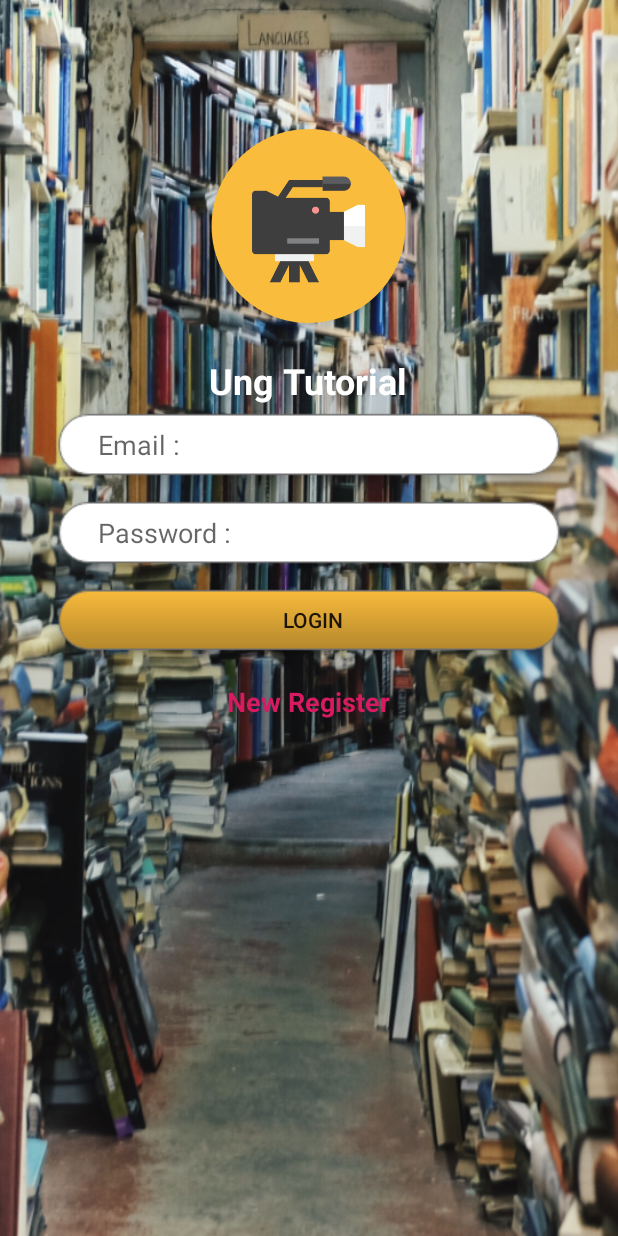
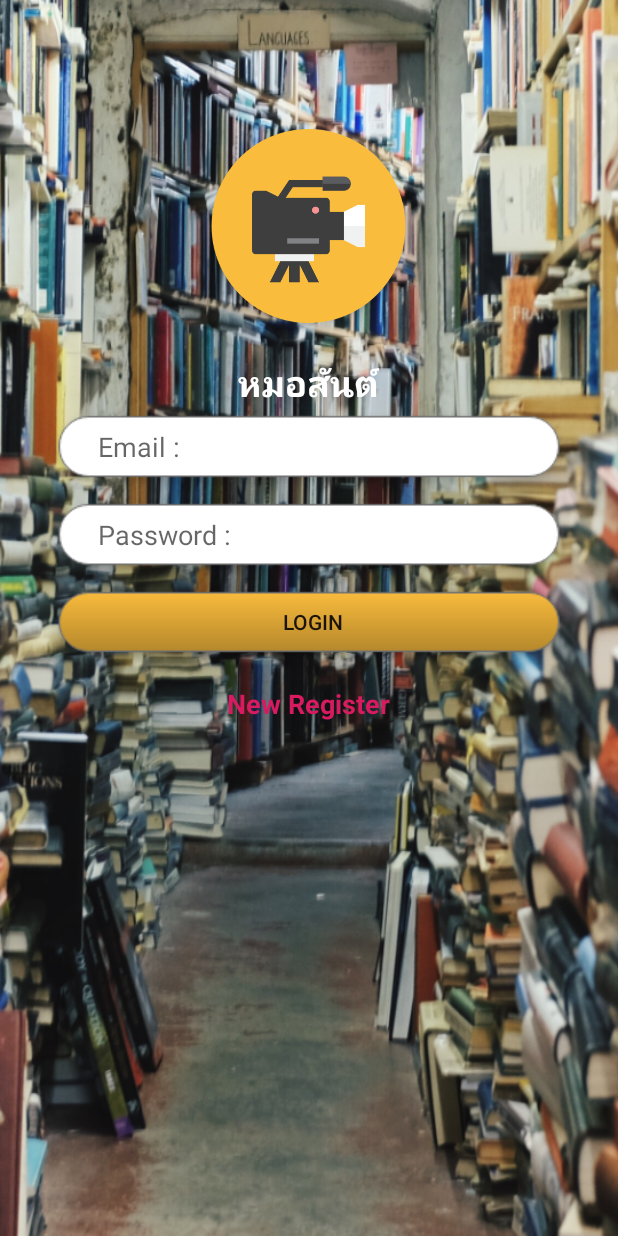
Before and after one commit to ratthakarn/appnurse, an Android app: the screen it shows after launch (MainActivity), on a phone screen of 412 x 824 dp. Run offline under Robolectric (Android 15) with nearby library versions, the phone set to English and light mode, and no system bars; our stand-ins replace Firebase (no records; nobody signed in at launch, a user with empty details on screens opened directly).

Commit message:
change app name and jason sucessed

```diff
--- a/app/src/main/res/values/strings.xml
+++ b/app/src/main/res/values/strings.xml
@@ -1,5 +1,5 @@
 <resources>
-    <string name="app_name">Ung Tutorial</string>
+    <string name="app_name">หมอสันต์</string>
 
     <!-- TODO: Remove or change this placeholder text -->
     <string name="hello_blank_fragment">Hello blank fragment</string>
--- a/build.gradle
+++ b/build.gradle
@@ -7,7 +7,7 @@ buildscript {
 
     }
     dependencies {
-        classpath 'com.android.tools.build:gradle:3.3.0'
+        classpath 'com.android.tools.build:gradle:3.3.2'
         classpath 'com.google.gms:google-services:4.2.0'
         // NOTE: Do not place your application dependencies here; they belong
         // in the individual module build.gradle files
```
Also changed, not shown: 1 other file.
